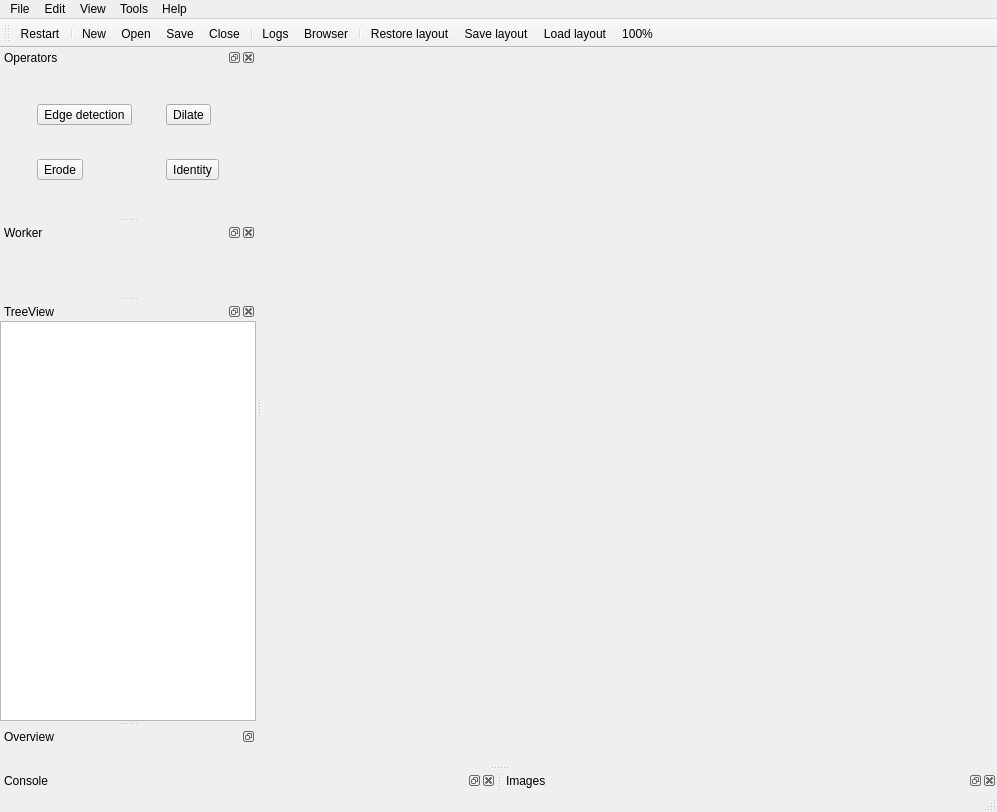
The window that resources/ui/main.ui (flegac/piaf-edit) describes before a commit, drawn with Qt 5.
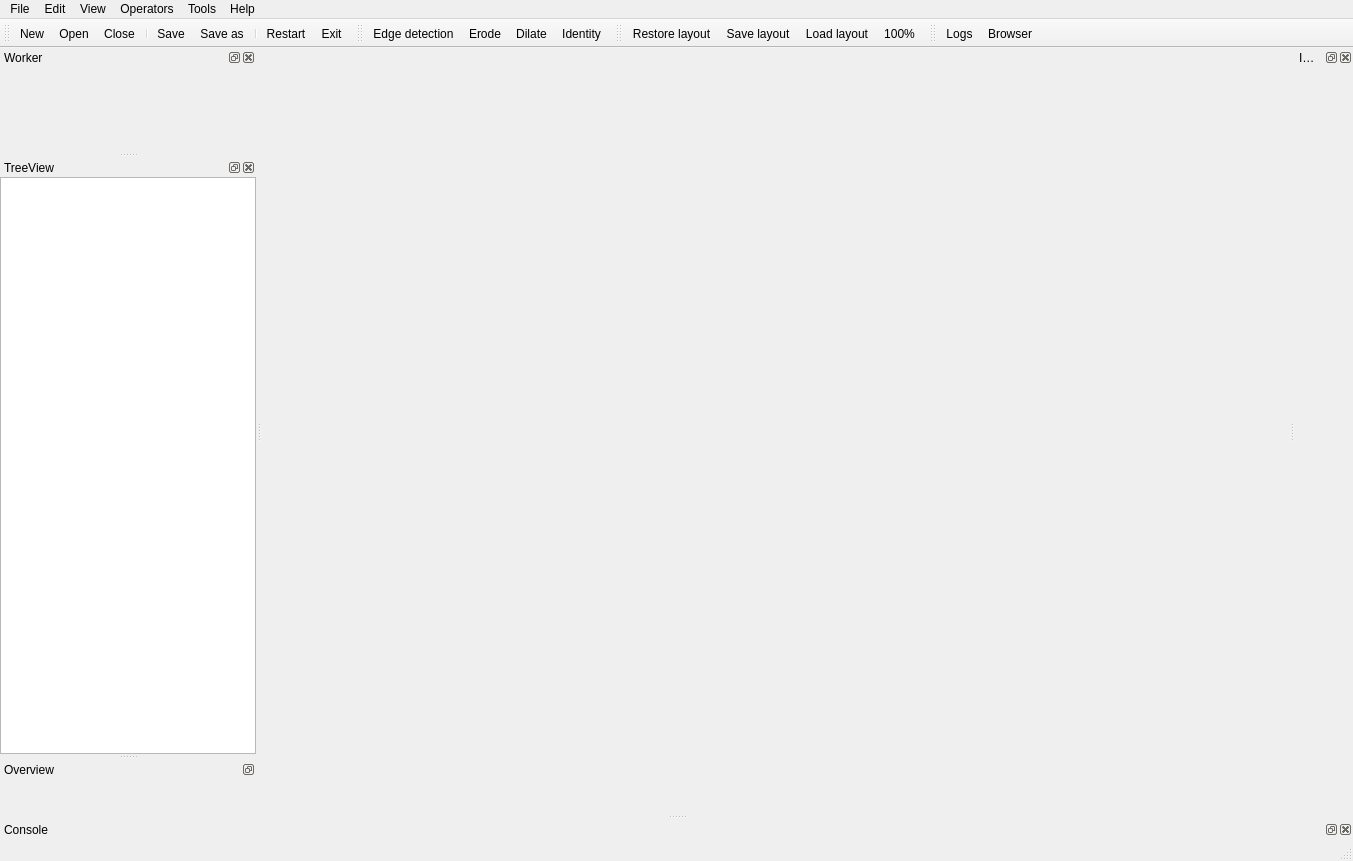
The same window after the commit. Custom widgets are drawn as their Qt base class.

Patch:
```diff
--- a/resources/ui/main.ui
+++ b/resources/ui/main.ui
@@ -6,8 +6,8 @@
    <rect>
     <x>0</x>
     <y>0</y>
-    <width>997</width>
-    <height>812</height>
+    <width>1353</width>
+    <height>861</height>
    </rect>
   </property>
   <property name="windowTitle">
@@ -53,7 +53,7 @@
     <rect>
      <x>0</x>
      <y>0</y>
-     <width>997</width>
+     <width>1353</width>
      <height>21</height>
     </rect>
    </property>
@@ -101,59 +101,23 @@
     <addaction name="actionWorkers"/>
     <addaction name="actionLogs"/>
    </widget>
+   <widget class="QMenu" name="menuOperators">
+    <property name="title">
+     <string>Operators</string>
+    </property>
+    <addaction name="actionEdge_detection"/>
+    <addaction name="actionErode"/>
+    <addaction name="actionDilate"/>
+    <addaction name="actionIdentity"/>
+   </widget>
    <addaction name="menuFile"/>
    <addaction name="menuEdit"/>
    <addaction name="menuView"/>
+   <addaction name="menuOperators"/>
    <addaction name="menuTools"/>
    <addaction name="menuHelp"/>
   </widget>
   <widget class="QStatusBar" name="statusbar"/>
-  <widget class="QDockWidget" name="operatorsDock">
-   <property name="sizePolicy">
-    <sizepolicy hsizetype="Preferred" vsizetype="Preferred">
-     <horstretch>0</horstretch>
-     <verstretch>0</verstretch>
-    </sizepolicy>
-   </property>
-   <property name="windowTitle">
-    <string>Operators</string>
-   </property>
-   <attribute name="dockWidgetArea">
-    <number>1</number>
-   </attribute>
-   <widget class="QWidget" name="operators">
-    <layout class="QGridLayout" name="gridLayout">
-     <item row="0" column="1">
-      <widget class="QToolButton" name="dilateButton">
-       <property name="text">
-        <string>Dilate</string>
-       </property>
-      </widget>
-     </item>
-     <item row="1" column="0">
-      <widget class="QToolButton" name="erodeButton">
-       <property name="text">
-        <string>Erode</string>
-       </property>
-      </widget>
-     </item>
-     <item row="1" column="1">
-      <widget class="QToolButton" name="identityButton">
-       <property name="text">
-        <string>Identity</string>
-       </property>
-      </widget>
-     </item>
-     <item row="0" column="0">
-      <widget class="QToolButton" name="edgeButton">
-       <property name="text">
-        <string>Edge detection</string>
-       </property>
-      </widget>
-     </item>
-    </layout>
-   </widget>
-  </widget>
   <widget class="QDockWidget" name="workerDock">
    <property name="windowTitle">
     <string>Worker</string>
@@ -221,11 +185,11 @@
     <string>Images</string>
    </property>
    <attribute name="dockWidgetArea">
-    <number>8</number>
+    <number>2</number>
    </attribute>
    <widget class="QWidget" name="images"/>
   </widget>
-  <widget class="QToolBar" name="toolBar">
+  <widget class="QToolBar" name="fileToolBar">
    <property name="windowTitle">
     <string>toolBar</string>
    </property>
@@ -235,21 +199,59 @@
    <attribute name="toolBarBreak">
     <bool>false</bool>
    </attribute>
-   <addaction name="actionRestart"/>
-   <addaction name="separator"/>
    <addaction name="actionNew"/>
    <addaction name="actionOpen"/>
-   <addaction name="actionSave"/>
    <addaction name="actionClose"/>
    <addaction name="separator"/>
-   <addaction name="actionLogs"/>
-   <addaction name="actionImages"/>
+   <addaction name="actionSave"/>
+   <addaction name="actionSave_as"/>
    <addaction name="separator"/>
+   <addaction name="actionRestart"/>
+   <addaction name="actionExit"/>
+  </widget>
+  <widget class="QToolBar" name="operatorToolBar">
+   <property name="windowTitle">
+    <string>toolBar_2</string>
+   </property>
+   <attribute name="toolBarArea">
+    <enum>TopToolBarArea</enum>
+   </attribute>
+   <attribute name="toolBarBreak">
+    <bool>false</bool>
+   </attribute>
+   <addaction name="actionEdge_detection"/>
+   <addaction name="actionErode"/>
+   <addaction name="actionDilate"/>
+   <addaction name="actionIdentity"/>
+  </widget>
+  <widget class="QToolBar" name="viewToolBar">
+   <property name="windowTitle">
+    <string>toolBar_2</string>
+   </property>
+   <attribute name="toolBarArea">
+    <enum>TopToolBarArea</enum>
+   </attribute>
+   <attribute name="toolBarBreak">
+    <bool>false</bool>
+   </attribute>
    <addaction name="actionRestore_layout"/>
    <addaction name="actionSave_layout"/>
    <addaction name="actionLoad_layout"/>
    <addaction name="action100"/>
   </widget>
+  <widget class="QToolBar" name="toolBar">
+   <property name="windowTitle">
+    <string>toolBar</string>
+   </property>
+   <attribute name="toolBarArea">
+    <enum>TopToolBarArea</enum>
+   </attribute>
+   <attribute name="toolBarBreak">
+    <bool>false</bool>
+   </attribute>
+   <addaction name="actionLogs"/>
+   <addaction name="actionImages"/>
+  </widget>
   <action name="actionOpen">
    <property name="text">
     <string>Open</string>
@@ -342,7 +344,47 @@
     <string>Restart</string>
    </property>
   </action>
+  <action name="actionEdge_detection">
+   <property name="text">
+    <string>Edge detection</string>
+   </property>
+  </action>
+  <action name="actionErode">
+   <property name="text">
+    <string>Erode</string>
+   </property>
+  </action>
+  <action name="actionDilate">
+   <property name="text">
+    <string>Dilate</string>
+   </property>
+  </action>
+  <action name="actionIdentity">
+   <property name="text">
+    <string>Identity</string>
+   </property>
+  </action>
  </widget>
+ <customwidgets>
+  <customwidget>
+   <class>ConsoleWidget</class>
+   <extends>QWidget</extends>
+   <header>qtwidgets.console.console_widget</header>
+   <container>1</container>
+  </customwidget>
+  <customwidget>
+   <class>WorkerManagerWidget</class>
+   <extends>QWidget</extends>
+   <header>qtwidgets.worker.worker_manager_widget</header>
+   <container>1</container>
+  </customwidget>
+  <customwidget>
+   <class>SourceBrowser</class>
+   <extends>QWidget</extends>
+   <header>piafedit.gui.browser.source_browser</header>
+   <container>1</container>
+  </customwidget>
+ </customwidgets>
  <resources/>
  <connections/>
 </ui>
```
Left out of the diff: 9 changed lines with no effect on the pictures.
